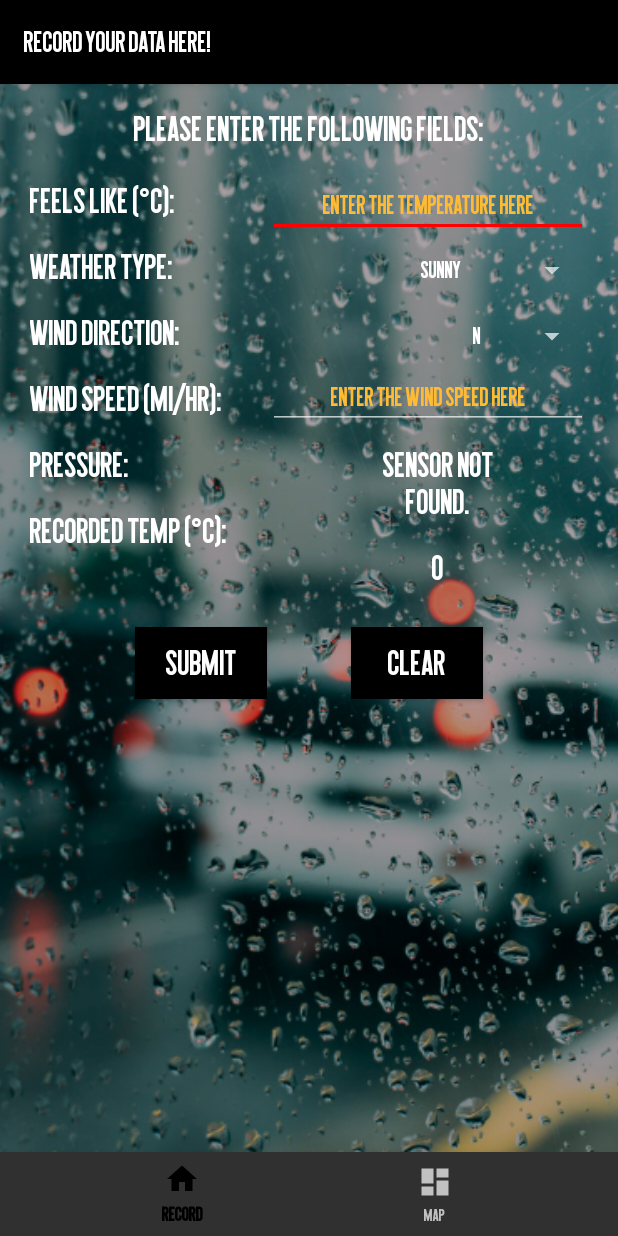
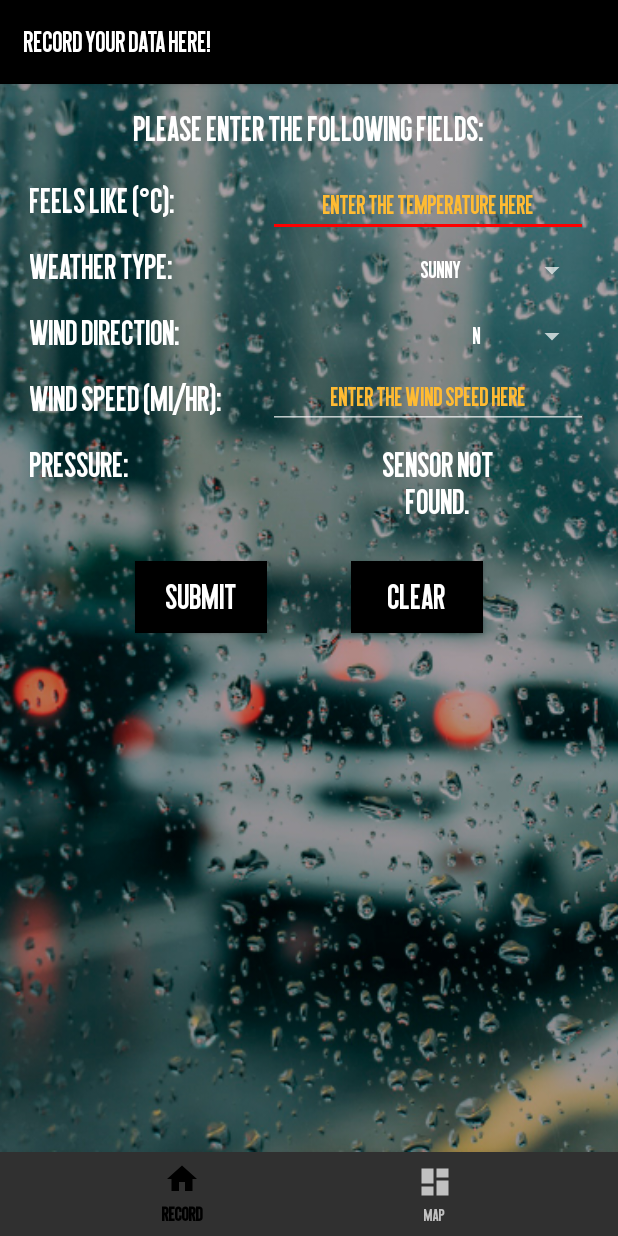
Before and after one commit to Gubbsy/SOFT254_Weather_App, an Android app: the RecordFragment screen opened directly, with no data from a screen before it, on a phone screen of 412 x 824 dp. Run offline under Robolectric (Android 15) with nearby library versions, the phone set to English and light mode, and no system bars; our stand-ins replace Firebase (no records; nobody signed in at launch, a user with empty details on screens opened directly); 2 statements that could not run were skipped.

Commit message:
Remove the Recorded Temperature section
- Removed the EditText and TextView of Recorded Temperature

```diff
--- a/app/src/main/res/layout/fragment_record.xml
+++ b/app/src/main/res/layout/fragment_record.xml
@@ -92,18 +92,6 @@
             app:layout_constraintStart_toStartOf="parent"
             app:layout_constraintTop_toBottomOf="@+id/wind_speed_text" />
 
-        <TextView
-            android:id="@+id/recorded_temp_text"
-            android:layout_width="wrap_content"
-            android:layout_height="wrap_content"
-            android:layout_marginStart="20dp"
-            android:layout_marginTop="16dp"
-            android:text="@string/recorded_temp"
-            android:textColor="@android:color/white"
-            android:textSize="24sp"
-            app:layout_constraintStart_toStartOf="parent"
-            app:layout_constraintTop_toBottomOf="@+id/pressure_text" />
-
         <EditText
             android:id="@+id/feels_like_editText"
             android:layout_width="wrap_content"
@@ -170,19 +158,6 @@
             app:layout_constraintEnd_toEndOf="parent"
             app:layout_constraintTop_toBottomOf="@+id/wind_speed_text" />
 
-        <TextView
-            android:id="@+id/temp_recorded"
-            android:layout_width="80dp"
-            android:layout_height="wrap_content"
-            android:layout_marginEnd="80dp"
-            android:layout_marginTop="16dp"
-            android:text="0"
-            android:textAlignment="center"
-            android:textColor="@android:color/white"
-            android:textSize="24sp"
-            app:layout_constraintEnd_toEndOf="parent"
-            app:layout_constraintTop_toBottomOf="@+id/pressure_recorded" />
-
         <Button
             android:id="@+id/button_submit"
             android:layout_width="wrap_content"
@@ -194,7 +169,7 @@
             android:textColor="@android:color/white"
             android:textSize="24sp"
             app:layout_constraintStart_toStartOf="parent"
-            app:layout_constraintTop_toBottomOf="@+id/recorded_temp_text" />
+            app:layout_constraintTop_toBottomOf="@+id/pressure_text" />
 
         <Button
             android:id="@+id/button_clear"
@@ -207,7 +182,7 @@
             android:textColor="@android:color/white"
             android:textSize="24sp"
             app:layout_constraintEnd_toEndOf="parent"
-            app:layout_constraintTop_toBottomOf="@+id/recorded_temp_text" />
+            app:layout_constraintTop_toBottomOf="@+id/pressure_text" />
 
     </android.support.constraint.ConstraintLayout>
 </FrameLayout>
```
